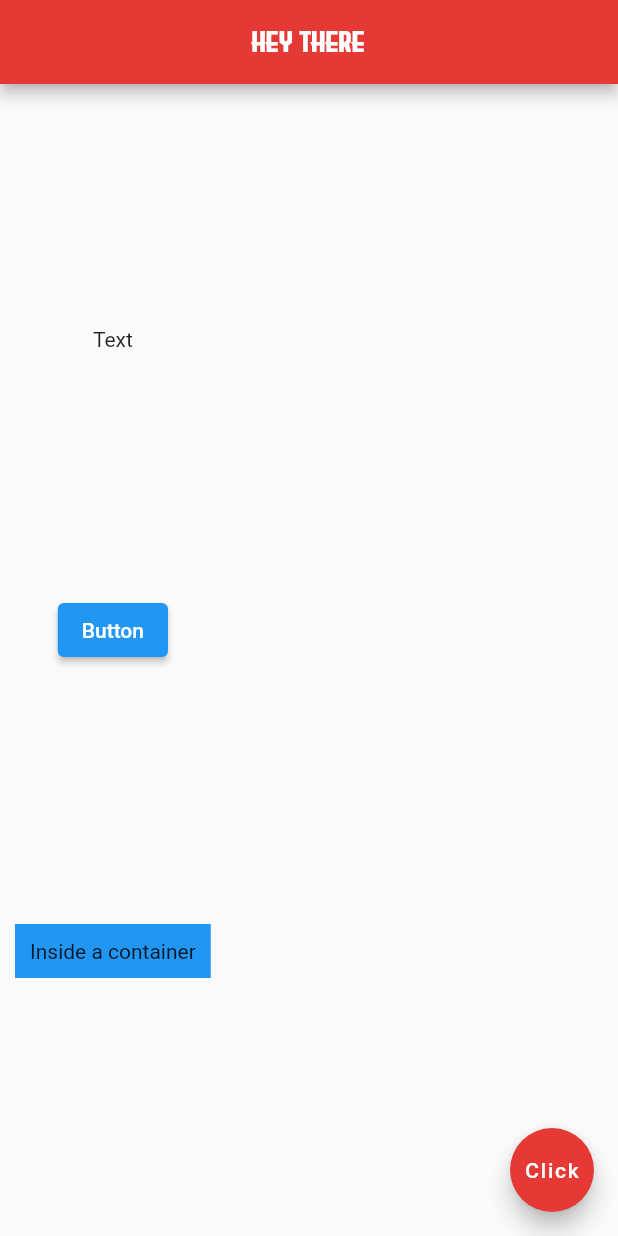
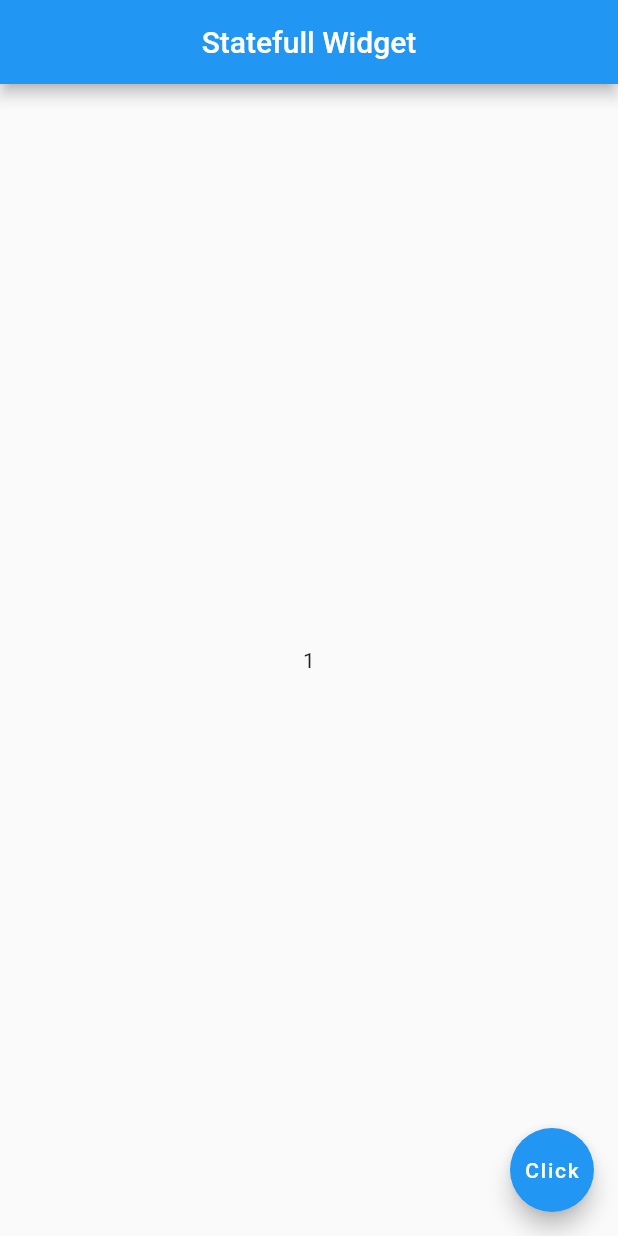
Before and after one commit to sauravk7077/flutter_first_prog, a Flutter app: the screen it shows after launch, after a tap on "Click", on a phone screen of 412 x 824 dp. Run offline on Flutter 3.47's test engine with Material 2 defaults, Android fonts, the phone set to English and light mode, and no system bars.

Commit message:
stateful widget

```diff
--- a/lib/main.dart
+++ b/lib/main.dart
@@ -2,7 +2,7 @@ import 'package:flutter/material.dart';
 
 void main() {
   runApp(MaterialApp(
-    home: Home(),
+    home: Menu(),
   ));
 }
 
@@ -54,3 +54,30 @@ class Home extends StatelessWidget {
     );
   }
 }
+
+class Menu extends StatefulWidget {
+  @override
+  _MenuState createState() => _MenuState();
+}
+
+class _MenuState extends State<Menu> {
+  int counter = 0;
+  @override
+  Widget build(BuildContext context) {
+    return Scaffold(
+      appBar: AppBar(
+        title: Text("Statefull Widget"),
+        centerTitle: true,
+      ),
+      body: Center(child: Text("$counter")),
+      floatingActionButton: FloatingActionButton(
+        child: Text("Click"),
+        onPressed: () {
+          setState(() {
+            counter++;
+          });
+        },
+      ),
+    );
+  }
+}
```
